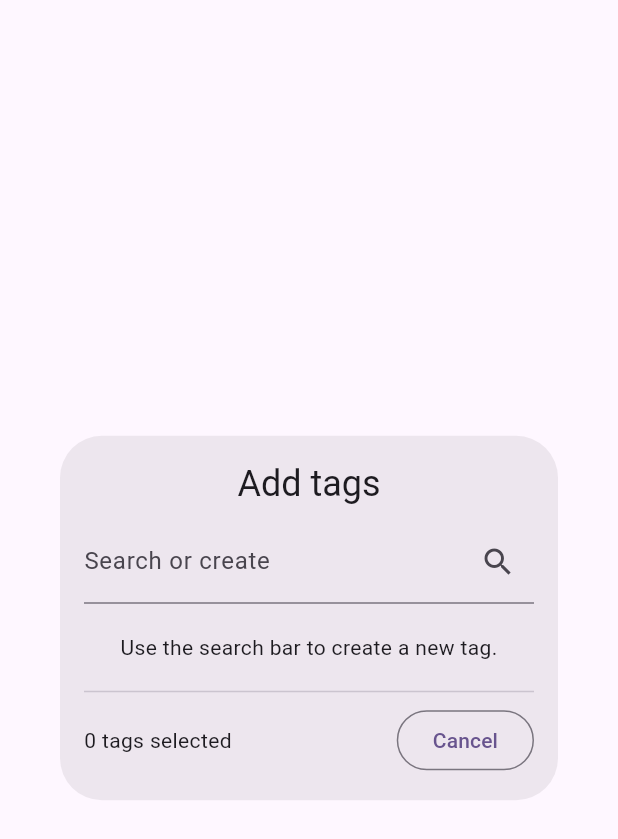
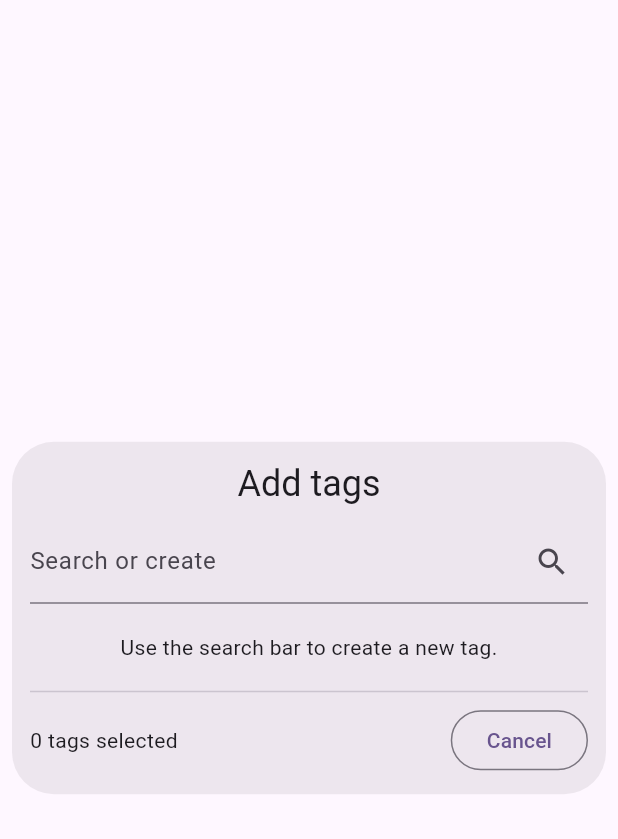
Before and after one commit to juho05/sheetopia, a Flutter app: the AddTagsDialog widget shown alone on an empty page, opened directly with empty values, on a phone screen of 412 x 824 dp. Shown: the top 839 px of the screen. Run offline on Flutter 3.47's test engine with Material 3 defaults, Android fonts, the phone set to English and light mode, and no system bars; our stand-ins replace dotted_border, drift, drift_flutter, file_picker, go_router, path_provider_platform_interface and 3 more; missing offline and left inert: file_selector, flutter_fullscreen, pdfrx, reactive_color_picker, xdg_directories; accounts and stored records are empty; generated files the repository leaves out were written again; statements that could not run were skipped.

Commit message:
Reduce dialog padding

```diff
--- a/lib/ui/edit_score/add_tags_dialog.dart
+++ b/lib/ui/edit_score/add_tags_dialog.dart
@@ -32,13 +32,13 @@ class AddTagsDialog extends StatelessWidget {
   Widget build(BuildContext context) {
     final theme = Theme.of(context);
     return Dialog(
+      constraints: const BoxConstraints(maxWidth: 560),
+      insetPadding: const EdgeInsets.all(8),
       child: ListenableBuilder(
         listenable: viewModel,
         builder: (context, child) {
-          return Container(
-            constraints: const BoxConstraints(maxWidth: 560),
-            child: Padding(
-              padding: const EdgeInsets.all(16),
+          return Padding(
+            padding: const EdgeInsets.all(12),
             child: Column(
               mainAxisSize: MainAxisSize.min,
               spacing: 8,
@@ -85,8 +85,7 @@ class AddTagsDialog extends StatelessWidget {
                                     child: InkWell(
                                       borderRadius: BorderRadius.circular(5),
                                       onTap: () async {
-                                          final tag =
-                                              await CreateTagDialog.show(
+                                        final tag = await CreateTagDialog.show(
                                           context,
                                           filter,
                                         );
@@ -166,7 +165,6 @@ class AddTagsDialog extends StatelessWidget {
                 ),
               ],
             ),
-            ),
           );
         },
       ),
@@ -205,10 +203,7 @@ class _TagListItem extends StatelessWidget {
             children: [
               Icon(selected ? Icons.check_box : Icons.check_box_outline_blank),
               Flexible(
-                child: MouseRegion(
-                  cursor: SystemMouseCursors.click,
                 child: TagWidget(name: tag.name, color: tag.color),
-                ),
               ),
             ],
           ),
--- a/lib/ui/edit_score/create_tag_dialog.dart
+++ b/lib/ui/edit_score/create_tag_dialog.dart
@@ -28,10 +28,10 @@ class CreateTagDialog extends StatelessWidget {
   Widget build(BuildContext context) {
     final theme = Theme.of(context);
     return Dialog(
-      child: ConstrainedBox(
       constraints: const BoxConstraints(maxWidth: 480),
+      insetPadding: const EdgeInsets.all(8),
       child: Padding(
-          padding: const EdgeInsets.all(16),
+        padding: const EdgeInsets.all(12),
         child: ReactiveForm(
           formGroup: viewModel.form,
           child: Column(
@@ -84,6 +84,7 @@ class CreateTagDialog extends StatelessWidget {
                 },
                 colorPickerDialogBuilder: (colorPicker) {
                   return AlertDialog(
+                    insetPadding: const EdgeInsets.all(8),
                     actions: [
                       FilledButton(
                         onPressed: () => Navigator.pop(context),
@@ -127,7 +128,6 @@ class CreateTagDialog extends StatelessWidget {
           ),
         ),
       ),
-      ),
     );
   }
 }
```
Also changed, not shown: lib/ui/common/tag_list.dart (+15 -11 lines). Lines whose indentation alone changed are shown as unchanged.
